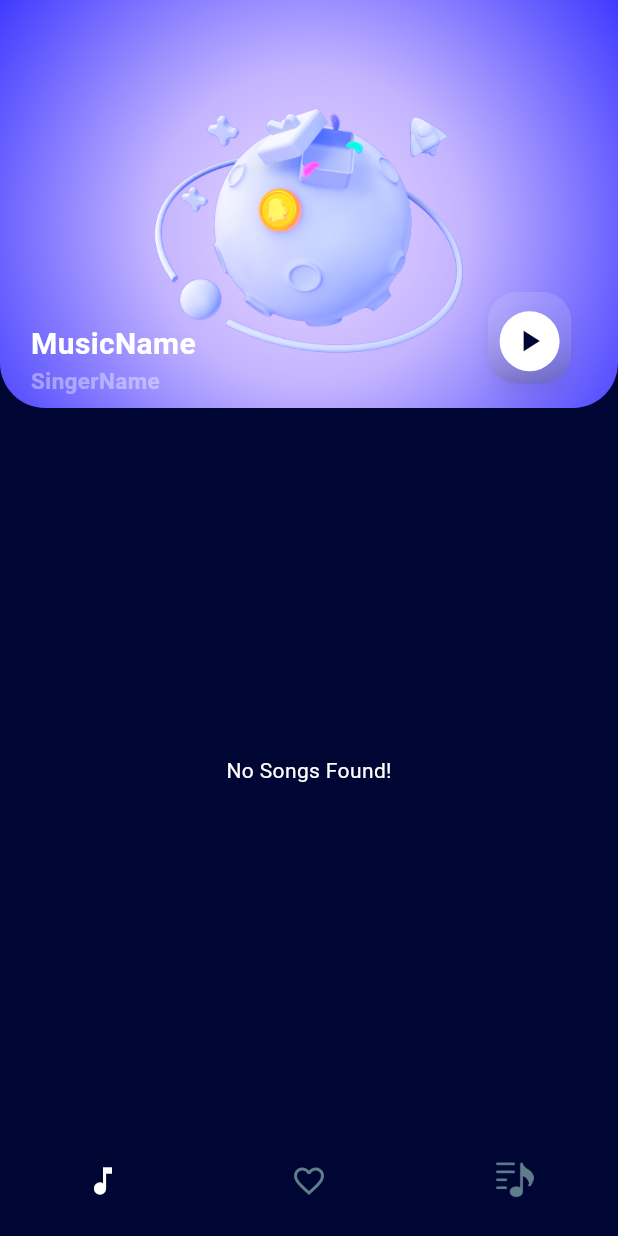
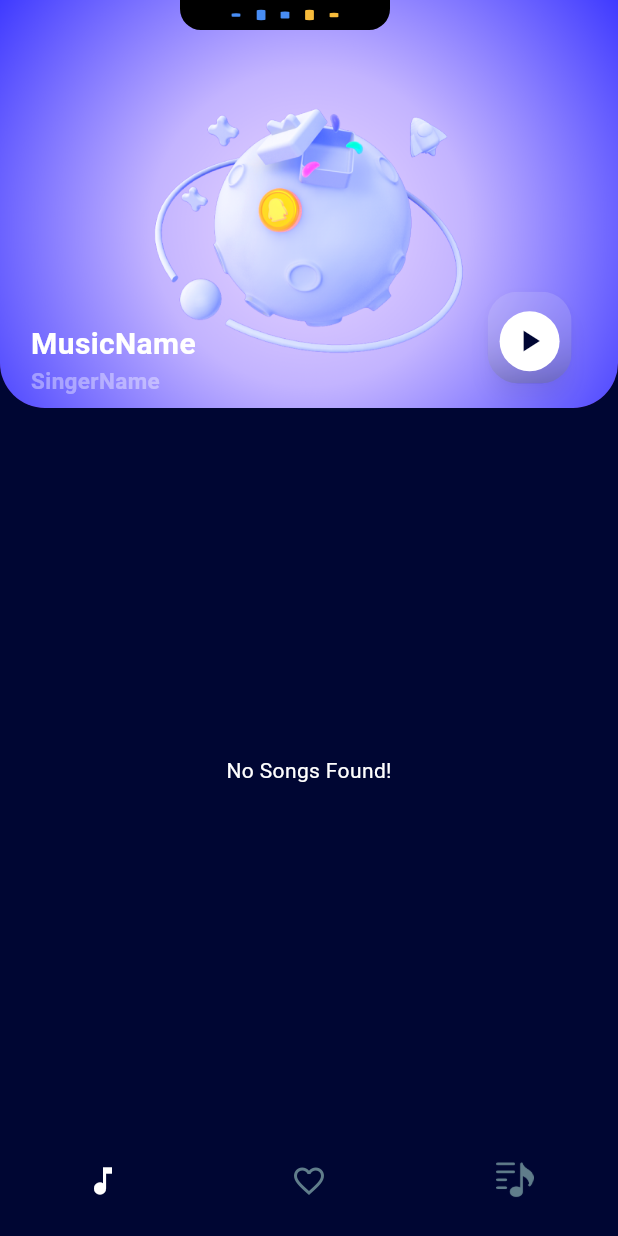
Before and after one commit to ajmalaju57/Music-Player-App, a Flutter app: the screen it shows after launch, on a phone screen of 412 x 824 dp. Run offline on Flutter 3.47's test engine with Material 2 defaults, Android fonts, the phone set to English and light mode, and no system bars; drawn by our look-alikes of blurrycontainer; our stand-ins replace just_audio, just_audio_background, lottie, marquee, on_audio_query, permission_handler and 1 more; accounts and stored records are empty.

Commit message:
UI Notch Lottie add

```diff
--- a/lib/Controller/songsProperties.dart
+++ b/lib/Controller/songsProperties.dart
@@ -4,7 +4,7 @@ class SongsProperties{
   static String? MusicName='MusicName';
   static String? SingerName='SingerName';
   static QueryArtworkWidget? ThumbImage;
-  static bool? Lottie=false;
+  static bool Lottie=false;
   static bool isPlaying = false;
   static dynamic PlaylistName=[];
   static  List<SongModel>playlist= [];
--- a/lib/View/homeView.dart
+++ b/lib/View/homeView.dart
@@ -116,6 +116,7 @@ class _HomeViewState extends State<HomeView> {
                               QueryArtworkWidget id = QueryArtworkWidget(
                                 type: ArtworkType.AUDIO,
                                 id: item.data![index].id,
+                                nullArtworkWidget:Container(),
                                 artworkBorder: BorderRadius.only(bottomLeft: Radius.circular(30),bottomRight: Radius.circular(30),)
                               );
                               int index1 = index + 1;
--- a/lib/Widget/topCard.dart
+++ b/lib/Widget/topCard.dart
@@ -1,6 +1,7 @@
 import 'package:blurrycontainer/blurrycontainer.dart';
 import 'package:flutter/cupertino.dart';
 import 'package:flutter/material.dart';
+import 'package:lottie/lottie.dart';
 import 'package:music_player/Controller/songsProperties.dart';
 
 class TopCard extends StatefulWidget {
@@ -27,8 +28,18 @@ class _TopCardState extends State<TopCard> {
                       fit: BoxFit.cover),
                   borderRadius: BorderRadius.only(bottomLeft: Radius.circular(30),bottomRight: Radius.circular(30),)
               ),
-          child: SongsProperties.ThumbImage,
+          child:SongsProperties.ThumbImage,
             ),
+        Container(margin: EdgeInsets.symmetric(horizontal: 120),
+          width: 140,
+          height: 20,
+          decoration: BoxDecoration(
+            color: Colors.black,
+            borderRadius: BorderRadius.only(bottomLeft: Radius.circular(14),bottomRight:Radius.circular(14))
+          ),
+          child: Lottie.asset("assets/lotties/barsmusic.json",
+            fit: BoxFit.fill,animate:SongsProperties.Lottie)
+        ),
         Padding(
           padding:  EdgeInsets.only(top: size.height*.261,left: size.width*.050),
           child: Text(SongsProperties.MusicName!,overflow: TextOverflow.ellipsis,style: TextStyle(color: Colors.white,fontWeight: FontWeight.bold,fontSize: 20),),
@@ -44,7 +55,7 @@ class _TopCardState extends State<TopCard> {
                 blur: 30,
                 elevation: 6,
                 height: size.height*.074,
-                child: widget.play
+                child: widget.play,
             )
         ),
       ],
```
